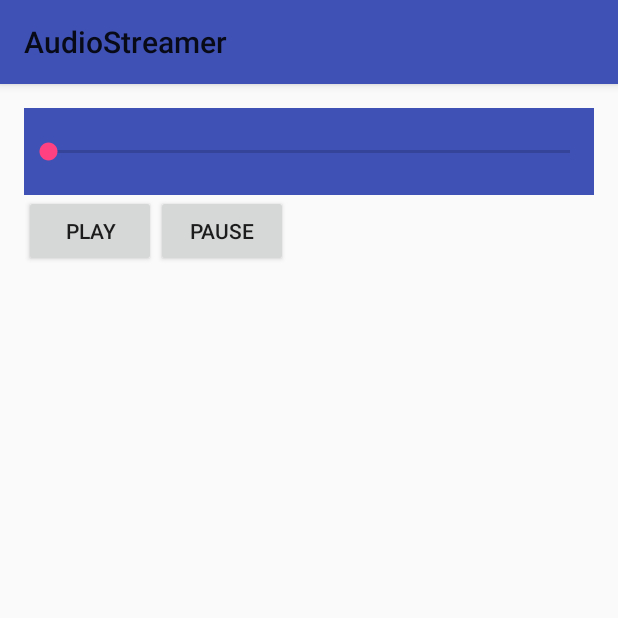
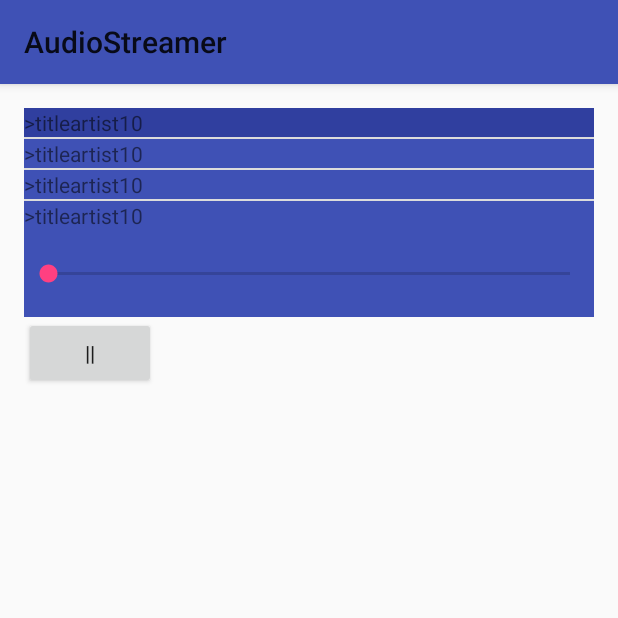
Before and after one commit to neslihanturan/AudioStream, an Android app: the screen it shows after launch (MainActivity), after a tap on "PLAY", on a phone screen of 412 x 824 dp, the top half of it. Run offline under Robolectric (Android 15) with nearby library versions, the phone set to English and light mode, and no system bars.

Commit message:
Change song function is added

```diff
--- a/app/src/main/java/nes/com/audiostreamer/main/MainActivity.java
+++ b/app/src/main/java/nes/com/audiostreamer/main/MainActivity.java
@@ -4,39 +4,102 @@ import android.content.Intent;
 import android.support.v7.app.AppCompatActivity;
 import android.os.Bundle;
 import android.view.View;
+import android.widget.AdapterView;
 import android.widget.Button;
+import android.widget.ListView;
+
+import java.util.ArrayList;
+import java.util.List;
 
 import nes.com.audiostreamer.R;
 import nes.com.audiostreamer.model.SingleMediaPlayer;
+import nes.com.audiostreamer.model.Song;
+import nes.com.audiostreamer.model.SongAdapter;
 import nes.com.audiostreamer.service.BackgroundService;
 import nes.com.audiostreamer.util.MediaPlayerUtil;
 
 public class MainActivity extends AppCompatActivity {
     SingleMediaPlayer mediaPlayer;
     String songUrl = "https://upload.wikimedia.org/wikipedia/en/4/45/ACDC_-_Back_In_Black-sample.ogg";
+    private List<Song> songList;
+    boolean isPlaying = false;
+    boolean isNewSong = false;
+    public static int position = -1;
+    public static int oldPosition = -1;
+    ListView songListView;
+
 
     @Override
     protected void onCreate(Bundle savedInstanceState) {
         super.onCreate(savedInstanceState);
         setContentView(R.layout.activity_main);
-        Button playButton = (Button)findViewById(R.id.playButton);
+        //////////////////////////////////////////////////
+        songList = new ArrayList<Song>();
+        songList.add(new Song("title","artist","https://upload.wikimedia.org/wikipedia/en/4/45/ACDC_-_Back_In_Black-sample.ogg",10));
+        songList.add(new Song("title","artist","https://upload.wikimedia.org/wikipedia/en/4/45/ACDC_-_Back_In_Black-sample.ogg",10));
+        songList.add(new Song("title","artist","https://upload.wikimedia.org/wikipedia/en/4/45/ACDC_-_Back_In_Black-sample.ogg",10));
+        songList.add(new Song("title","artist","https://upload.wikimedia.org/wikipedia/en/4/45/ACDC_-_Back_In_Black-sample.ogg",10));
+        /////////////////////////////////////////////////
+        final Button playButton = (Button)findViewById(R.id.playButton);
+        startService(new Intent(MainActivity.this, BackgroundService.class));
         playButton.setOnClickListener(new View.OnClickListener() {
             @Override
             public void onClick(View v) {
-                mediaPlayer = SingleMediaPlayer.getInstance(songUrl);
-                startService(new Intent(MainActivity.this, BackgroundService.class));
-                MediaPlayerUtil.start(mediaPlayer, songUrl);
+                //mediaPlayer = SingleMediaPlayer.getInstance(songUrl);
+                if(isNewSong) {         //stop to recreate
+                    MediaPlayerUtil.stop(SingleMediaPlayer.getInstance(songUrl)); //stop exsisting media player obj
+                    songUrl = songList.get(position).getUrl();      //change current songUrl
+                    //songListView.setItemChecked(position, true);  //select listview item
+                    isPlaying = false;      //not playing yet
+                    isNewSong = false;      //not set until detect a new song
+
+                }
+                if(isPlaying) {     //pause
+                    MediaPlayerUtil.pause(SingleMediaPlayer.getInstance(songUrl));
+                    playButton.setText(">");
+                }else{              //continue or recreate
+                    startService(new Intent(MainActivity.this, BackgroundService.class));
+                    MediaPlayerUtil.start(SingleMediaPlayer.getInstance(songUrl));
+                    playButton.setText("||");
+                }
+                isPlaying=!isPlaying;
             }
         });
-        Button pauseButton = (Button)findViewById(R.id.pauseButton);
-        pauseButton.setOnClickListener(new View.OnClickListener() {
+
+
+        songListView = (ListView) findViewById(R.id.listView);
+        final SongAdapter adapter = new SongAdapter(this, songList);
+        songListView.setAdapter(adapter);
+        // set zeroth element selected default
+        //songListView.performItemClick( songListView.getAdapter().getView(0, null, null), 0, songListView.getAdapter().getItemId(0));
+        songListView.setOnItemClickListener(new AdapterView.OnItemClickListener() {
             @Override
-            public void onClick(View v) {
-                MediaPlayerUtil.pause(SingleMediaPlayer.getInstance(songUrl));
+            public void onItemClick(AdapterView<?> parent, View view, int position, long id) {
+                adapter.setSelectedIndex(position);
+                adapter.notifyDataSetChanged();
+                songChangeCheck(position);
+                //changeListItemStatus((TextView) view.findViewById(R.id.playing));
+                playButton.performClick();
             }
         });
+
     }
 
+    public void songChangeCheck(int position){
+        if( MainActivity.position != position) {
+            MainActivity.oldPosition = MainActivity.position;
+            MainActivity.position = position;
+            isNewSong = true;           //we need to recreate mediaplayer singletone with new song
+        }
+    }
+
+    /*public void changeListItemStatus(TextView textView) {
+        if(isNewSong || !isPlaying) {   //new song but not yet playing, or paused song
+            textView.setText("||");
+        }else{
+            textView.setText(">");
+        }
+    }*/
     @Override
     protected void onStart() {
         super.onStart();
--- a/app/src/main/java/nes/com/audiostreamer/main/MusicIntentReceiver.java
+++ b/app/src/main/java/nes/com/audiostreamer/main/MusicIntentReceiver.java
@@ -30,7 +30,7 @@ public class MusicIntentReceiver extends BroadcastReceiver {
                 android.media.AudioManager.ACTION_AUDIO_BECOMING_NOISY)) {
         }else{
             if(Constant.ACTION_PLAY.equals(action)) {
-                MediaPlayerUtil.start(mediaPlayer,songUrl);
+                MediaPlayerUtil.start(mediaPlayer);
                 Log.v("i","Pressed Play");
             } else if(Constant.ACTION_STOP.equals(action)) {
                 MediaPlayerUtil.pause(mediaPlayer);
--- /dev/null
+++ b/app/src/main/java/nes/com/audiostreamer/model/Song.java
@@ -0,0 +1,25 @@
+package nes.com.audiostreamer.model;
+
+/**
+ * Created by nesli on 09.10.2016.
+ */
+
+public class Song {
+    private String title;
+    private String artist;
+    private String url;
+    private int duration;
+
+    public Song(String title, String artist, String url, int duration){
+        this.title = title;
+        this.artist = artist;
+        this.url = url;
+        this.duration = duration;
+    }
+
+    public String getTitle(){ return title; }
+    public String getArtist(){ return artist; }
+    public String getUrl(){ return url; }
+    public int getDuration(){ return duration; }
+
+}
--- /dev/null
+++ b/app/src/main/java/nes/com/audiostreamer/model/SongAdapter.java
@@ -0,0 +1,82 @@
+package nes.com.audiostreamer.model;
+
+import android.app.Activity;
+import android.content.Context;
+import android.view.LayoutInflater;
+import android.view.View;
+import android.view.ViewGroup;
+import android.widget.BaseAdapter;
+import android.widget.TextView;
+
+import java.util.List;
+
+import nes.com.audiostreamer.R;
+
+/**
+ * Created by nesli on 09.10.2016.
+ */
+
+public class SongAdapter extends BaseAdapter {
+    private LayoutInflater inflater;
+    private List<Song> songList;
+    private int selectedIndex;
+    Activity activity;
+
+    public SongAdapter(Activity activity, List<Song> songList) {
+        this.activity = activity;
+        inflater = (LayoutInflater) activity.getSystemService(
+                Context.LAYOUT_INFLATER_SERVICE);
+        this.songList = songList;
+    }
+
+    @Override
+    public int getCount() {
+        return songList.size();
+    }
+
+    @Override
+    public Object getItem(int position) {
+        return songList.get(position);
+    }
+
+    @Override
+    public long getItemId(int position) {
+        return position;
+    }
+
+    @Override
+    public View getView(int position, View convertView, ViewGroup parent) {
+
+
+        if(convertView == null)
+        {
+            convertView = inflater.inflate(R.layout.line_of_listwiev, null);
+        }
+
+        //convertView = inflater.inflate(R.layout.line_of_listwiev, null);
+        TextView titleText =
+                (TextView) convertView.findViewById(R.id.title);
+        TextView artistText =
+                (TextView) convertView.findViewById(R.id.artist);
+        TextView durationText =
+                (TextView) convertView.findViewById(R.id.duration);
+
+        final Song song = songList.get(position);
+        titleText.setText(song.getTitle());
+        artistText.setText(song.getArtist());
+        durationText.setText(song.getDuration()+"");
+
+        if (position == selectedIndex) {
+            convertView.setBackgroundColor(convertView.getResources().getColor(R.color.colorPrimaryDark));
+        }
+        else {
+            convertView.setBackgroundColor(convertView.getResources().getColor(R.color.colorPrimary));
+        }
+
+        return convertView;
+    }
+
+    public void setSelectedIndex(int selectedIndex){
+        this.selectedIndex = selectedIndex;
+    }
+}
--- a/app/src/main/java/nes/com/audiostreamer/service/BackgroundService.java
+++ b/app/src/main/java/nes/com/audiostreamer/service/BackgroundService.java
@@ -79,7 +79,7 @@ public class BackgroundService extends Service implements AudioManager.OnAudioFo
         switch (focusChange) {
             case AudioManager.AUDIOFOCUS_GAIN:
                 // resume playback
-                MediaPlayerUtil.start(SingleMediaPlayer.getInstance(songUrl), songUrl);
+                MediaPlayerUtil.start(SingleMediaPlayer.getInstance(songUrl));
                 break;
 
             case AudioManager.AUDIOFOCUS_LOSS:
@@ -103,9 +103,4 @@ public class BackgroundService extends Service implements AudioManager.OnAudioFo
 
     }
 
- /*   @Override
-    public void onMediaPlayerPrepared() {
-        startForegroundNotification();      //start when media player is prepared.
-    }
-    */
 }
--- a/app/src/main/java/nes/com/audiostreamer/util/MediaPlayerUtil.java
+++ b/app/src/main/java/nes/com/audiostreamer/util/MediaPlayerUtil.java
@@ -18,7 +18,7 @@ public final class MediaPlayerUtil{
     public static boolean isMediaPlayerReady = false;
 
     //can be called for resume playback and start to play
-    public static void start(MediaPlayer mediaPlayer, String songUrl){
+    public static void start(MediaPlayer mediaPlayer){
         if (isMediaPlayerReady && !mediaPlayer.isPlaying()) {
             mediaPlayer.start();
             mediaPlayer.setVolume(1.0f, 1.0f);
--- a/app/src/main/res/layout/activity_main.xml
+++ b/app/src/main/res/layout/activity_main.xml
@@ -9,12 +9,24 @@
     android:paddingRight="@dimen/activity_horizontal_margin"
     android:paddingTop="@dimen/activity_vertical_margin"
     tools:context="nes.com.audiostreamer.main.MainActivity">
+    <LinearLayout
+        android:layout_width="match_parent"
+        android:layout_height="match_parent"
+        android:orientation="vertical">
+        <ListView
+            android:id="@+id/listView"
+            android:layout_width="match_parent"
+            android:layout_height="wrap_content"
+            android:layout_alignParentTop="true"
+            android:choiceMode="singleChoice">
+        </ListView>
         <SeekBar
             android:layout_width="match_parent"
             android:layout_height="wrap_content"
             android:id="@+id/seekBar"
             android:layout_alignParentTop="true"
             android:padding="20dp"
+            android:layout_below="@id/listView"
             android:background="@color/colorPrimary"/>
         <LinearLayout
             android:layout_width="wrap_content"
@@ -28,12 +40,9 @@
                 android:text="play"
                 android:id="@+id/playButton"
                 android:layout_centerHorizontal="true"/>
-        <Button
-            android:layout_width="wrap_content"
-            android:layout_height="wrap_content"
-            android:text="pause"
-            android:id="@+id/pauseButton"
-            android:layout_centerHorizontal="true"/>
+
+        </LinearLayout>
+
 
     </LinearLayout>
 
--- /dev/null
+++ b/app/src/main/res/layout/line_of_listwiev.xml
@@ -0,0 +1,25 @@
+<?xml version="1.0" encoding="utf-8"?>
+<LinearLayout xmlns:android="http://schemas.android.com/apk/res/android"
+    android:orientation="horizontal" android:layout_width="match_parent"
+    android:layout_height="match_parent">
+
+    <TextView
+        android:id="@+id/playing"
+        android:layout_width="wrap_content"
+        android:layout_height="wrap_content"
+        android:text=">"/>
+
+    <TextView
+        android:id="@+id/title"
+        android:layout_width="wrap_content"
+        android:layout_height="wrap_content" />
+    <TextView
+        android:id="@+id/artist"
+        android:layout_width="wrap_content"
+        android:layout_height="wrap_content" />
+    <TextView
+        android:id="@+id/duration"
+        android:layout_width="wrap_content"
+        android:layout_height="wrap_content" />
+
+</LinearLayout>
```
Lines whose indentation alone changed are shown as unchanged.
